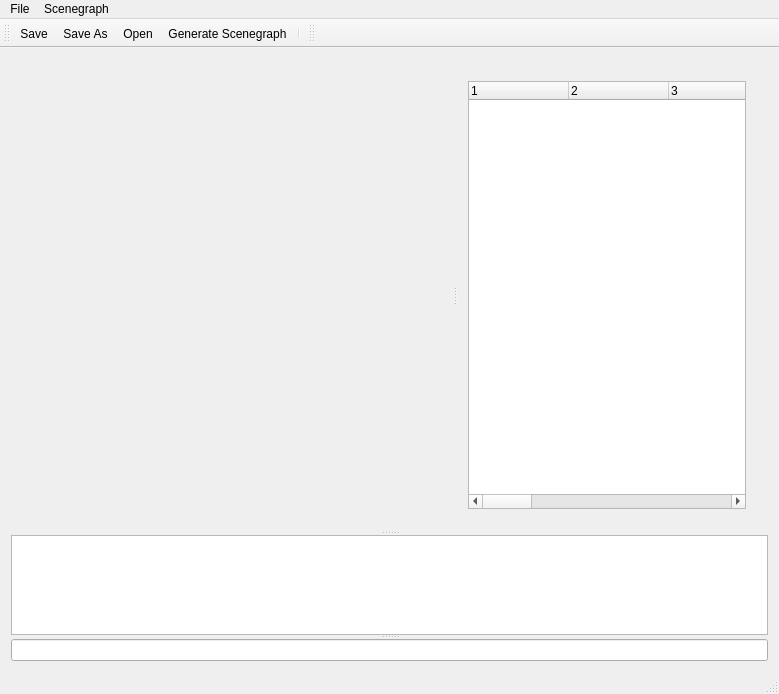
This is SketchTool/mainwindow.ui in ncasale/sketch_tool as Qt 5 draws it before an edit. The edited form follows.
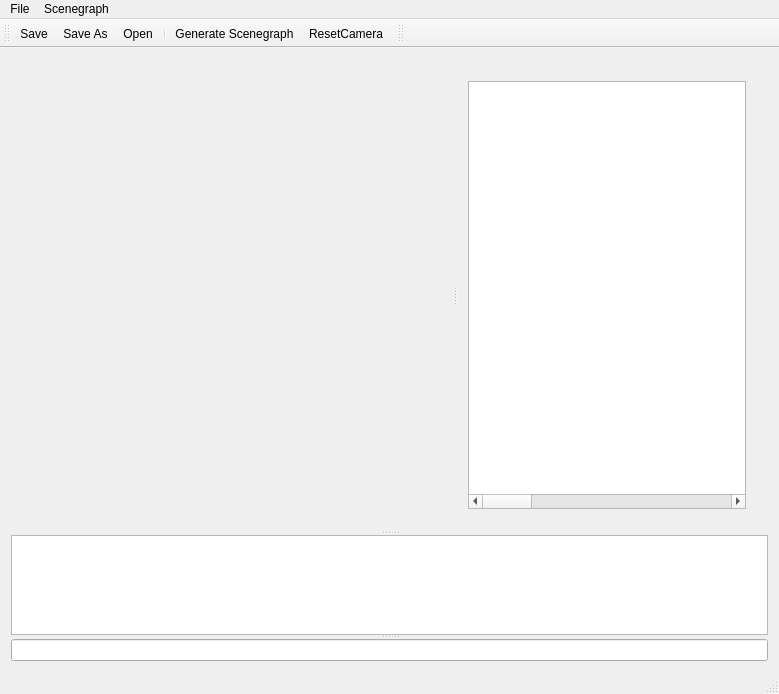
This is the edited form. Icons and pictures are not drawn. Custom widgets are drawn as their Qt base class.

Commit message: Scenegraph tree construction complete. Revert Camera button added.

Diff of the .ui file:
```diff
--- a/SketchTool/mainwindow.ui
+++ b/SketchTool/mainwindow.ui
@@ -63,6 +63,9 @@
               <property name="columnCount">
                <number>14</number>
               </property>
+              <attribute name="headerVisible">
+               <bool>false</bool>
+              </attribute>
               <column>
                <property name="text">
                 <string notr="true">1</string>
@@ -208,8 +211,9 @@
    <addaction name="actionSave"/>
    <addaction name="actionSave_As"/>
    <addaction name="actionOpen"/>
-   <addaction name="actionGenerate_Scenegraph"/>
    <addaction name="separator"/>
+   <addaction name="actionGenerate_Scenegraph"/>
+   <addaction name="actionResetCamera"/>
   </widget>
   <widget class="QStatusBar" name="statusBar"/>
   <widget class="QToolBar" name="toolBar">
@@ -269,6 +273,15 @@
     <string>Generate Scenegraph</string>
    </property>
   </action>
+  <action name="actionResetCamera">
+   <property name="icon">
+    <iconset resource="myres.qrc">
+     <normaloff>:/Images/toolbar_icons/reset_camera.png</normaloff>:/Images/toolbar_icons/reset_camera.png</iconset>
+   </property>
+   <property name="text">
+    <string>ResetCamera</string>
+   </property>
+  </action>
  </widget>
  <layoutdefault spacing="6" margin="11"/>
  <customwidgets>
```
Left out of the diff: 1 changed line with no effect on the pictures. The commit also changes 30 other files.
